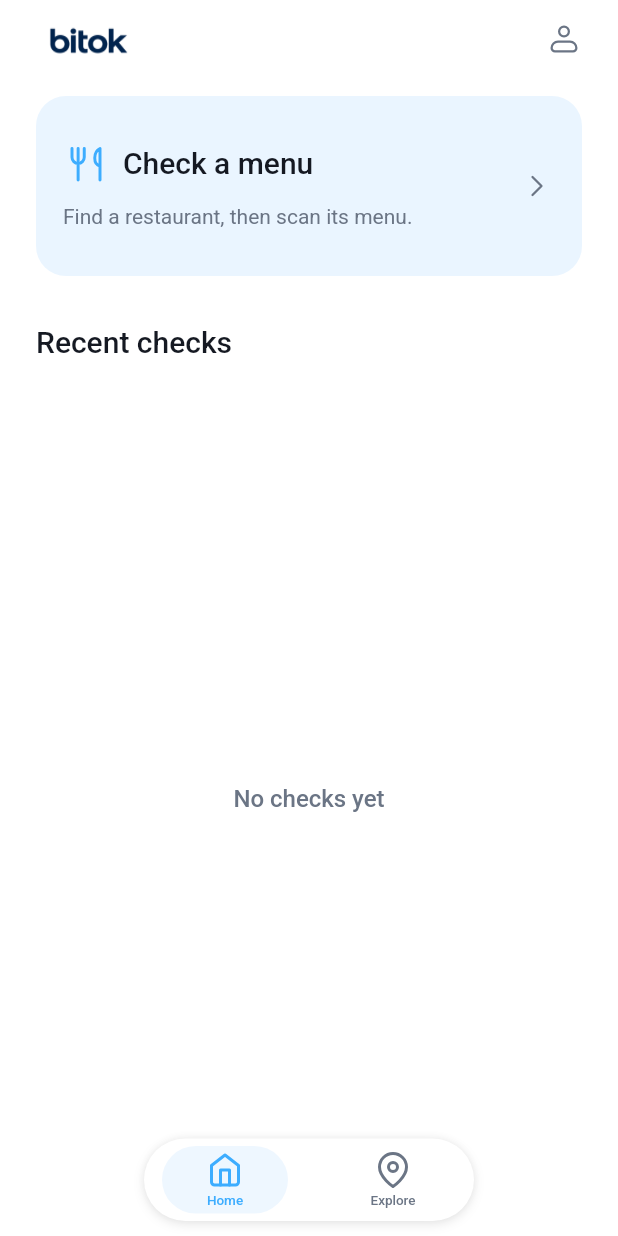
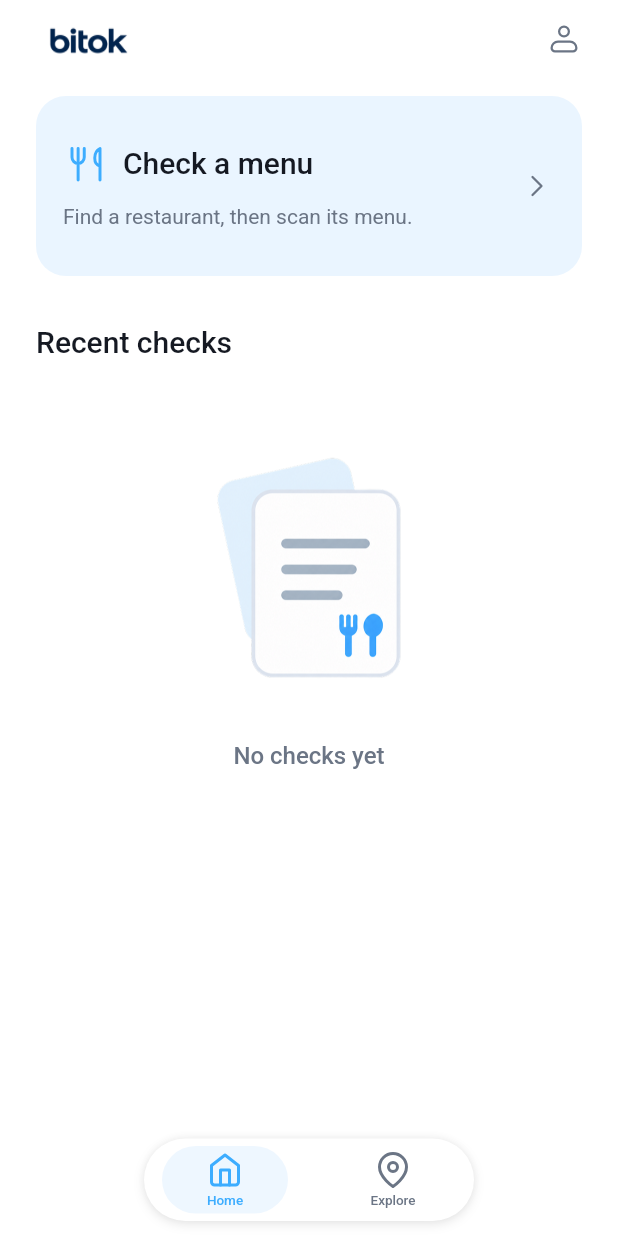
Before and after one commit to TEAM-Bitokki/Bitok-FE, a Flutter app: the HomeScreen screen opened by its route, on a phone screen of 412 x 824 dp. Run offline on Flutter 3.47's test engine with Material 3 defaults, Android fonts, the phone set to English and light mode, and no system bars; our stand-ins replace dio, flutter_riverpod, flutter_svg, go_router, shared_preferences; accounts and stored records are empty; generated files the repository leaves out were written again.

Commit message:
[feat/#15] empty view 구현

```diff
--- a/lib/features/home/presentation/screens/home_screen.dart
+++ b/lib/features/home/presentation/screens/home_screen.dart
@@ -44,12 +44,16 @@ class HomeScreen extends StatelessWidget {
 
   static const double _horizontalPadding = 24;
 
-  /// 스크롤 끝에서 마지막 카드와 네비게이션 바 사이에 남겨 둘 간격입니다.
-  static const double _listEndGap = 20;
+  /// 스크롤 끝에서 콘텐츠와 네비게이션 바 사이에 남겨 둘 간격입니다.
+  static const double _contentEndGap = 20;
 
   @override
   Widget build(BuildContext context) {
-    final bottomSafeArea = MediaQuery.paddingOf(context).bottom;
+    // 네비게이션 바가 콘텐츠 위에 떠 있으므로, 스크롤 끝의 콘텐츠가 가려지지 않게 여백을 둡니다.
+    final contentBottomPadding =
+        MediaQuery.paddingOf(context).bottom +
+        MainShell.contentBottomInset +
+        _contentEndGap;
 
     return Scaffold(
       backgroundColor: BitokColors.white,
@@ -88,28 +92,36 @@ class HomeScreen extends StatelessWidget {
             ),
           ),
           if (recentChecks.isEmpty)
-            SliverFillRemaining(
-              hasScrollBody: false,
-              child: Padding(
-                padding: EdgeInsets.only(bottom: bottomSafeArea),
-                child: Center(
-                  child: Text(
-                    'No checks yet',
-                    style: BitokTextStyles.body1.copyWith(
-                      color: BitokColors.grey0,
+            SliverPadding(
+              padding: EdgeInsets.fromLTRB(
+                _horizontalPadding,
+                33,
+                _horizontalPadding,
+                contentBottomPadding,
+              ),
+              sliver: SliverToBoxAdapter(
+                child: Column(
+                  children: [
+                    Image.asset(BitokImages.noChecks, width: 200, height: 200),
+                    const SizedBox(height: 17),
+                    Text(
+                      'No checks yet',
+                      textAlign: TextAlign.center,
+                      style: BitokTextStyles.body1.copyWith(
+                        color: BitokColors.grey0,
+                      ),
                     ),
-                  ),
+                  ],
                 ),
               ),
             )
           else
             SliverPadding(
-              // 네비게이션 바가 콘텐츠 위에 떠 있으므로, 마지막 카드가 가려지지 않게 여백을 둡니다.
               padding: EdgeInsets.fromLTRB(
                 _horizontalPadding,
                 15,
                 _horizontalPadding,
-                bottomSafeArea + MainShell.contentBottomInset + _listEndGap,
+                contentBottomPadding,
               ),
               sliver: SliverList.separated(
                 itemCount: recentChecks.length,
```
